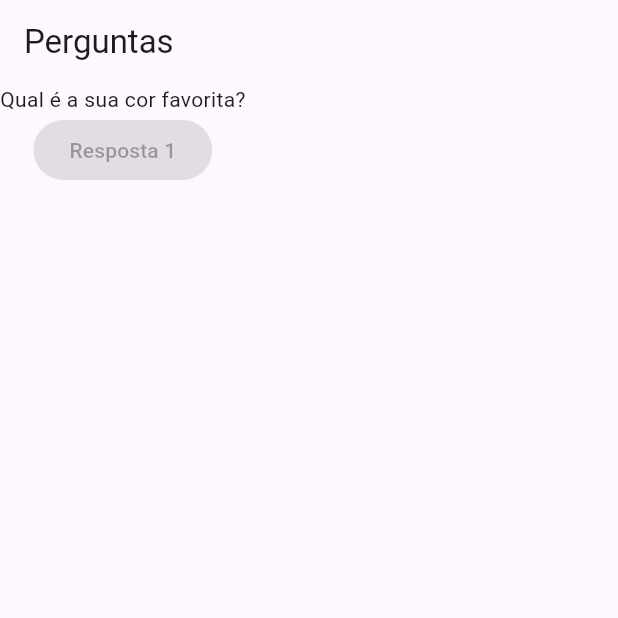
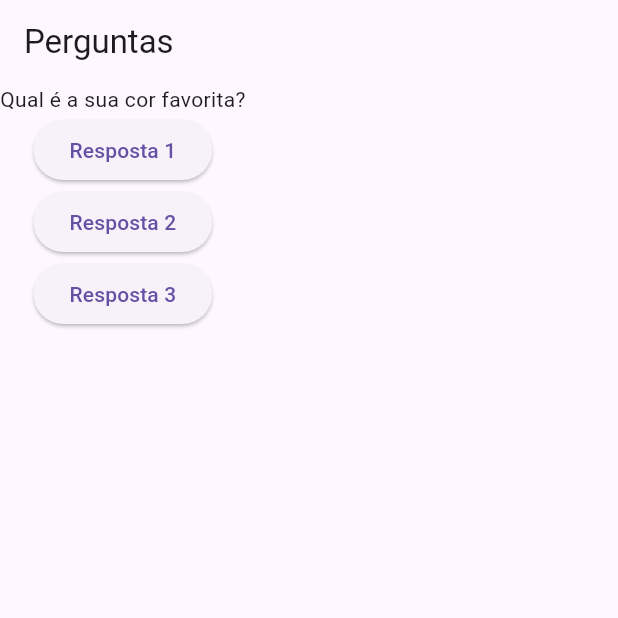
Before and after one commit to ghzeni/flutter, a Flutter app: the screen it shows after launch, on a phone screen of 412 x 824 dp, the top half of it. Run offline on Flutter 3.47's test engine with Material 3 defaults, Android fonts, the phone set to English and light mode, and no system bars.

Commit message:
change class to stful

```diff
--- a/application/lib/main.dart
+++ b/application/lib/main.dart
@@ -4,7 +4,15 @@ main() {
   runApp(PerguntaApp());
 }
 
-class PerguntaApp extends StatelessWidget {
+class PerguntaAppState extends State<PerguntaApp> {
+  var perguntaSelecionada = 0;
+
+  void responder() {
+    setState(() {
+      perguntaSelecionada++;
+    });
+  }
+
   @override
   Widget build(BuildContext context) {
     final List<String> perguntas = [
@@ -18,13 +26,27 @@ class PerguntaApp extends StatelessWidget {
           title: Text('Perguntas'),
         ),
         body: Column(children: <Widget>[
-          Text(perguntas[0]),
-          const ElevatedButton(
-            onPressed: null,
+          Text(perguntas[perguntaSelecionada]),
+          ElevatedButton(
+            onPressed: responder,
             child: Text('Resposta 1'),
-          )
+          ),
+          ElevatedButton(
+            onPressed: responder,
+            child: Text('Resposta 2'),
+          ),
+          ElevatedButton(
+            onPressed: responder,
+            child: Text('Resposta 3'),
+          ),
         ]),
       ),
     );
   }
 }
+
+class PerguntaApp extends StatefulWidget {
+  PerguntaAppState createState() {
+    return PerguntaAppState();
+  }
+}
--- a/application/pubspec.yaml
+++ b/application/pubspec.yaml
@@ -19,7 +19,7 @@ publish_to: 'none' # Remove this line if you wish to publish to pub.dev
 version: 1.0.0+1
 
 environment:
-  sdk: '>=3.2.3 <4.0.0'
+  sdk: '>=3.2.2 <4.0.0'
 
 # Dependencies specify other packages that your package needs in order to work.
 # To automatically upgrade your package dependencies to the latest versions
```
Also changed, not shown: application/pubspec.lock, 1 other file.
